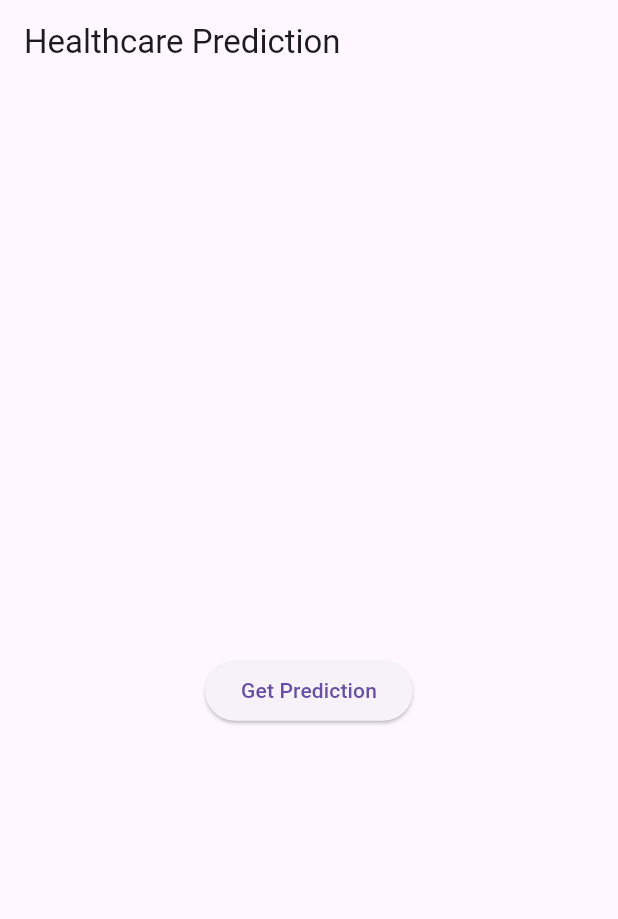
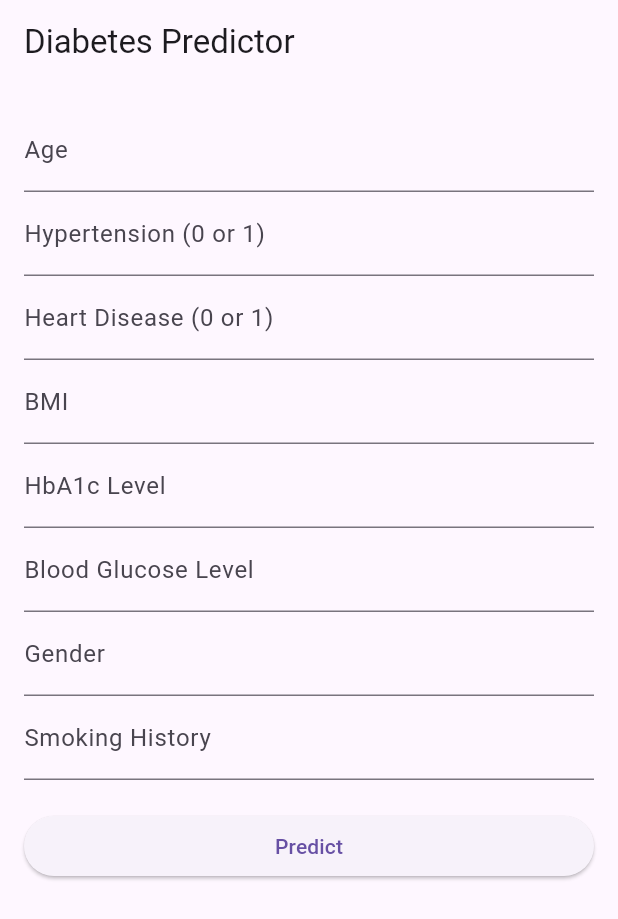
Before and after one commit to ams11271/ds440w, a Flutter app: the screen it shows after launch, on a phone screen of 412 x 824 dp. Shown: the top 919 px of the screen. Run offline on Flutter 3.47's test engine with Material 3 defaults, Android fonts, the phone set to English and light mode, and no system bars.

Commit message:
making changes to diabetic messages

```diff
--- a/ds440w/diabetesapp/lib/main.dart
+++ b/ds440w/diabetesapp/lib/main.dart
@@ -1,19 +1,10 @@
+// main.dart
 import 'package:flutter/material.dart';
-import 'prediction_screen.dart'; // Import your prediction screen
+import 'prediction_screen.dart';
 
 void main() {
-  runApp(MyApp());
+  runApp(MaterialApp(
+    title: "Diabetes Predictor",
+    home: PredictionScreen(),
+  ));
 }
-
-class MyApp extends StatelessWidget {
-  @override
-  Widget build(BuildContext context) {
-    return MaterialApp(
-      title: 'Diabetes App',
-      theme: ThemeData(
-        primarySwatch: Colors.blue,
-      ),
-      home: PredictionScreen(),
-    );
-  }
-}
--- a/ds440w/diabetesapp/lib/prediction_screen.dart
+++ b/ds440w/diabetesapp/lib/prediction_screen.dart
@@ -1,5 +1,6 @@
+// prediction_screen.dart
 import 'package:flutter/material.dart';
-import 'api_service.dart';  // Import the API service
+import 'api_service.dart'; // Ensure this file is in the same folder
 
 class PredictionScreen extends StatefulWidget {
   @override
@@ -7,49 +8,129 @@ class PredictionScreen extends StatefulWidget {
 }
 
 class _PredictionScreenState extends State<PredictionScreen> {
-  String _predictionResult = '';
+  final _formKey = GlobalKey<FormState>();
 
-  void _fetchPrediction() async {
-    try {
-      Map<String, dynamic> healthcareData = {
-        'age': 45.0,
-        'hypertension': 0,
-        'heart_disease': 1,
-        'bmi': 28.5,
-        'HbA1c_level': 6.5,
-        'blood_glucose_level': 110.0,
-        'gender': 'male',
-        'smoking_history': 'never'
+  // Controllers for input fields
+  final TextEditingController ageController = TextEditingController();
+  final TextEditingController hypertensionController = TextEditingController();
+  final TextEditingController heartDiseaseController = TextEditingController();
+  final TextEditingController bmiController = TextEditingController();
+  final TextEditingController hba1cController = TextEditingController();
+  final TextEditingController bloodGlucoseController = TextEditingController();
+  final TextEditingController genderController = TextEditingController();
+  final TextEditingController smokingHistoryController = TextEditingController();
+
+  String predictionResult = "";
+
+  void _predict() async {
+    if (_formKey.currentState!.validate()) {
+      // Build input data from the form values
+      final inputData = {
+        'age': double.parse(ageController.text),
+        'hypertension': int.parse(hypertensionController.text),
+        'heart_disease': int.parse(heartDiseaseController.text),
+        'bmi': double.parse(bmiController.text),
+        'HbA1c_level': double.parse(hba1cController.text),
+        'blood_glucose_level': double.parse(bloodGlucoseController.text),
+        'gender': genderController.text,
+        'smoking_history': smokingHistoryController.text,
       };
 
-      int prediction = await getPrediction(healthcareData);
+      try {
+        int prediction = await getPrediction(inputData);
         setState(() {
-        _predictionResult = 'Prediction: $prediction';
+          // Assuming 1 means diabetic and 0 means not diabetic
+          predictionResult = prediction == 1 ? "This person is Diabetic" : "This person is not diabetic";
         });
       } catch (e) {
         setState(() {
-        _predictionResult = 'Error: ${e.toString()}';
+          predictionResult = "Error: ${e.toString()}";
         });
       }
+    }
+  }
+
+  @override
+  void dispose() {
+    ageController.dispose();
+    hypertensionController.dispose();
+    heartDiseaseController.dispose();
+    bmiController.dispose();
+    hba1cController.dispose();
+    bloodGlucoseController.dispose();
+    genderController.dispose();
+    smokingHistoryController.dispose();
+    super.dispose();
   }
 
   @override
   Widget build(BuildContext context) {
     return Scaffold(
-      appBar: AppBar(
-        title: Text('Healthcare Prediction'),
+      appBar: AppBar(title: Text("Diabetes Predictor")),
+      body: Padding(
+        padding: EdgeInsets.all(16),
+        child: Form(
+          key: _formKey,
+          child: ListView(
+            children: [
+              TextFormField(
+                controller: ageController,
+                decoration: InputDecoration(labelText: "Age"),
+                keyboardType: TextInputType.number,
+                validator: (value) => value == null || value.isEmpty ? "Please enter age" : null,
               ),
-      body: Center(
-        child: Column(
-          mainAxisAlignment: MainAxisAlignment.center,
-          children: [
-            Text(_predictionResult),
+              TextFormField(
+                controller: hypertensionController,
+                decoration: InputDecoration(labelText: "Hypertension (0 or 1)"),
+                keyboardType: TextInputType.number,
+                validator: (value) => value == null || value.isEmpty ? "Please enter hypertension value" : null,
+              ),
+              TextFormField(
+                controller: heartDiseaseController,
+                decoration: InputDecoration(labelText: "Heart Disease (0 or 1)"),
+                keyboardType: TextInputType.number,
+                validator: (value) => value == null || value.isEmpty ? "Please enter heart disease value" : null,
+              ),
+              TextFormField(
+                controller: bmiController,
+                decoration: InputDecoration(labelText: "BMI"),
+                keyboardType: TextInputType.number,
+                validator: (value) => value == null || value.isEmpty ? "Please enter BMI" : null,
+              ),
+              TextFormField(
+                controller: hba1cController,
+                decoration: InputDecoration(labelText: "HbA1c Level"),
+                keyboardType: TextInputType.number,
+                validator: (value) => value == null || value.isEmpty ? "Please enter HbA1c level" : null,
+              ),
+              TextFormField(
+                controller: bloodGlucoseController,
+                decoration: InputDecoration(labelText: "Blood Glucose Level"),
+                keyboardType: TextInputType.number,
+                validator: (value) => value == null || value.isEmpty ? "Please enter blood glucose level" : null,
+              ),
+              TextFormField(
+                controller: genderController,
+                decoration: InputDecoration(labelText: "Gender"),
+                validator: (value) => value == null || value.isEmpty ? "Please enter gender" : null,
+              ),
+              TextFormField(
+                controller: smokingHistoryController,
+                decoration: InputDecoration(labelText: "Smoking History"),
+                validator: (value) => value == null || value.isEmpty ? "Please enter smoking history" : null,
+              ),
               SizedBox(height: 20),
               ElevatedButton(
-              onPressed: _fetchPrediction,
-              child: Text('Get Prediction'),
+                onPressed: _predict,
+                child: Text("Predict"),
+              ),
+              SizedBox(height: 20),
+              Text(
+                predictionResult,
+                style: TextStyle(fontSize: 20, fontWeight: FontWeight.bold),
               ),
             ],
+          ),
         ),
       ),
     );
```
Also changed, not shown: 2 other files. Lines whose indentation alone changed are shown as unchanged.
